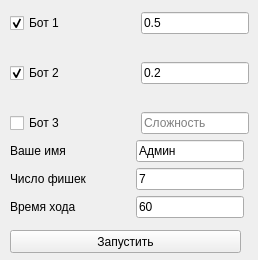
This is ui/start.ui in AsciiShell/hse_scrabble as Qt 5 draws it before an edit. The edited form follows.
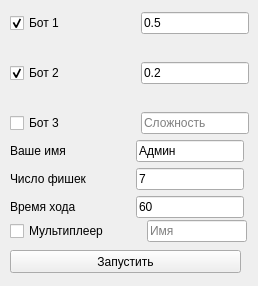
This is the edited form.

Commit message: Мультиплеер с донатом

Patch:
```diff
--- a/ui/start.ui
+++ b/ui/start.ui
@@ -7,7 +7,7 @@
     <x>0</x>
     <y>0</y>
     <width>258</width>
-    <height>260</height>
+    <height>286</height>
    </rect>
   </property>
   <property name="sizePolicy">
@@ -19,13 +19,13 @@
   <property name="minimumSize">
    <size>
     <width>258</width>
-    <height>260</height>
+    <height>286</height>
    </size>
   </property>
   <property name="maximumSize">
    <size>
     <width>258</width>
-    <height>260</height>
+    <height>286</height>
    </size>
   </property>
   <property name="windowTitle">
@@ -35,7 +35,7 @@
    <property name="geometry">
     <rect>
      <x>10</x>
-     <y>230</y>
+     <y>250</y>
      <width>231</width>
      <height>23</height>
     </rect>
@@ -205,7 +205,7 @@
     </item>
    </layout>
   </widget>
-  <widget class="QWidget" name="">
+  <widget class="QWidget" name="layoutWidget">
    <property name="geometry">
     <rect>
      <x>10</x>
@@ -316,6 +316,48 @@
     </item>
    </layout>
   </widget>
+  <widget class="QWidget" name="layoutWidget_2">
+   <property name="geometry">
+    <rect>
+     <x>10</x>
+     <y>220</y>
+     <width>237</width>
+     <height>22</height>
+    </rect>
+   </property>
+   <layout class="QHBoxLayout" name="horizontalLayout_7">
+    <item>
+     <widget class="QCheckBox" name="checkBox_Multi">
+      <property name="text">
+       <string>Мультиплеер</string>
+      </property>
+     </widget>
+    </item>
+    <item>
+     <spacer name="horizontalSpacer_7">
+      <property name="orientation">
+       <enum>Qt::Horizontal</enum>
+      </property>
+      <property name="sizeHint" stdset="0">
+       <size>
+        <width>40</width>
+        <height>20</height>
+       </size>
+      </property>
+     </spacer>
+    </item>
+    <item>
+     <widget class="QLineEdit" name="lineEdit_Multi">
+      <property name="inputMask">
+       <string/>
+      </property>
+      <property name="placeholderText">
+       <string>Имя</string>
+      </property>
+     </widget>
+    </item>
+   </layout>
+  </widget>
  </widget>
  <resources/>
  <connections/>
```
The commit also changes 1 other file.
